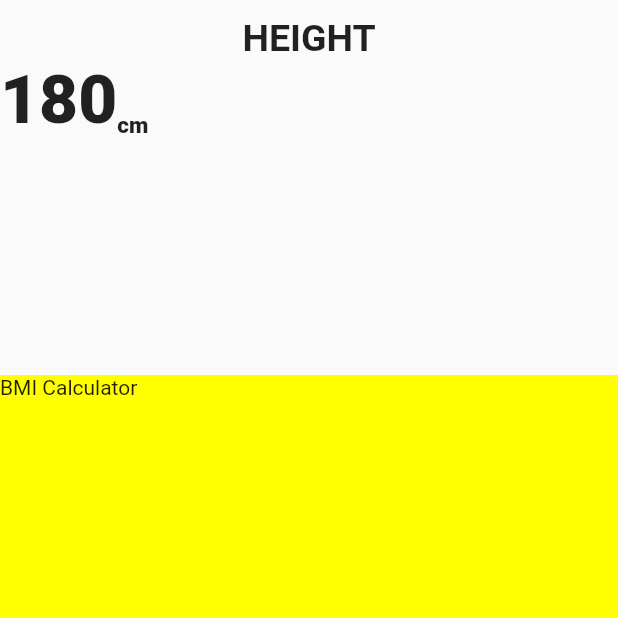
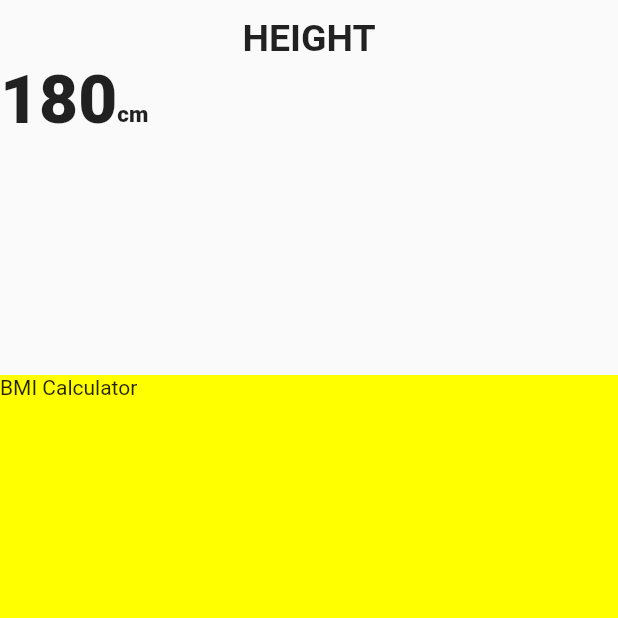
Before and after one commit to Devsaci/bmi_calculator_mansour, a Flutter app: the screen it shows after launch, on a phone screen of 412 x 824 dp, the part 427-1045 px from its top. Run offline on Flutter 3.47's test engine with Material 2 defaults, Android fonts, the phone set to English and light mode, and no system bars.

Commit message:
TextBaseline.alphabetic

```diff
--- a/lib/bmi_screen.dart
+++ b/lib/bmi_screen.dart
@@ -90,7 +90,8 @@ class _BmiScreenState extends State<BmiScreen> {
                       fontSize: 25, fontWeight: FontWeight.bold),
                 ),
                 Row(
-                  crossAxisAlignment: CrossAxisAlignment.end,
+                  crossAxisAlignment: CrossAxisAlignment.baseline,
+                  textBaseline: TextBaseline.alphabetic,
                   children: [
                     Text(
                       '180',
```
